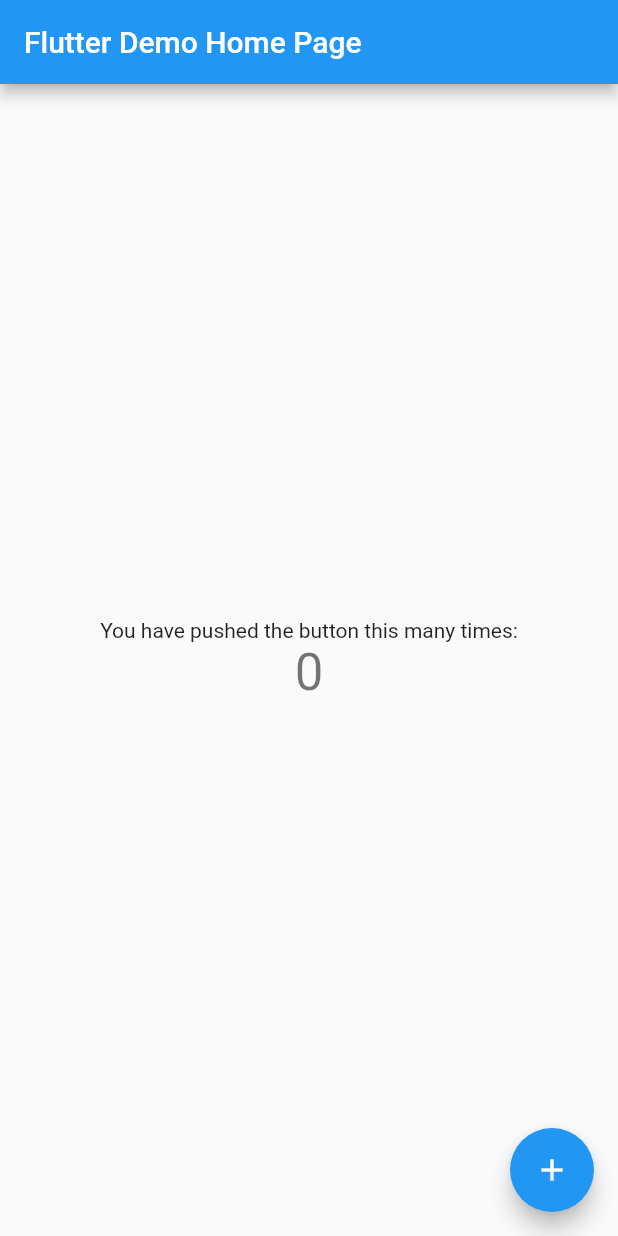
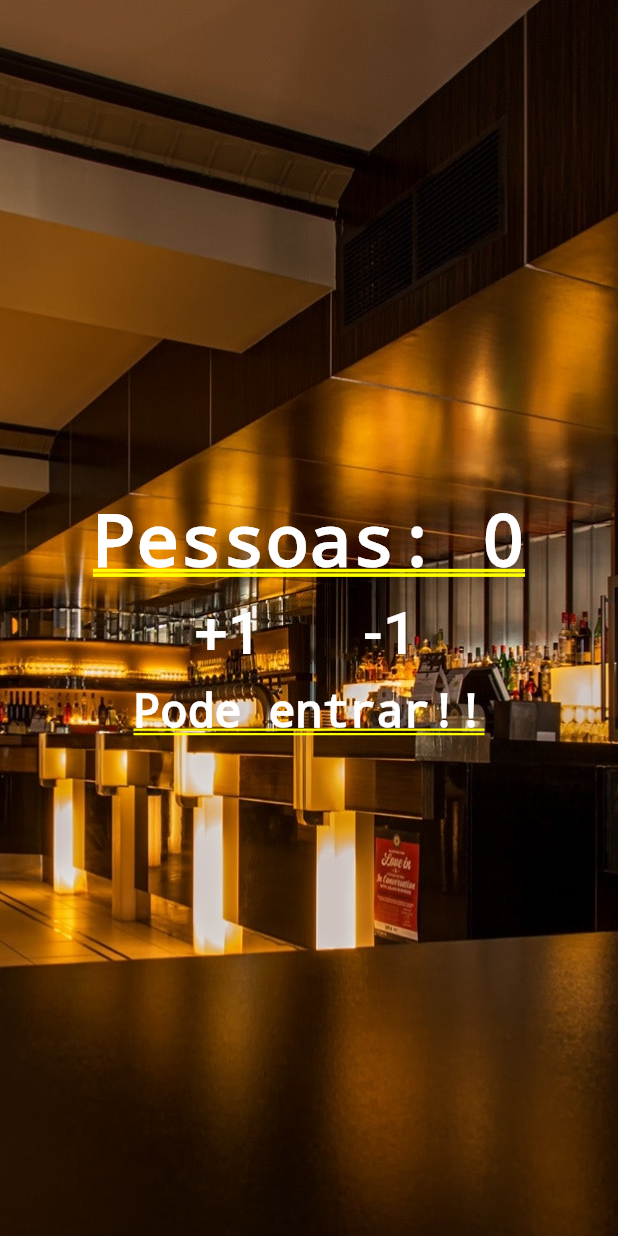
Before and after one commit to giiomontanari/contador_pessoas, a Flutter app: the screen it shows after launch, on a phone screen of 412 x 824 dp. Run offline on Flutter 3.47's test engine with Material 2 defaults, Android fonts, the phone set to English and light mode, and no system bars.

Commit message:
adicionando itens novos e comecando a modificar o app

```diff
--- a/lib/main.dart
+++ b/lib/main.dart
@@ -1,111 +1,51 @@
 import 'package:flutter/material.dart';
 
-void main() => runApp(MyApp());
-
-class MyApp extends StatelessWidget {
-  // This widget is the root of your application.
-  @override
-  Widget build(BuildContext context) {
-    return MaterialApp(
-      title: 'Flutter Demo',
-      theme: ThemeData(
-        // This is the theme of your application.
-        //
-        // Try running your application with "flutter run". You'll see the
-        // application has a blue toolbar. Then, without quitting the app, try
-        // changing the primarySwatch below to Colors.green and then invoke
-        // "hot reload" (press "r" in the console where you ran "flutter run",
-        // or simply save your changes to "hot reload" in a Flutter IDE).
-        // Notice that the counter didn't reset back to zero; the application
-        // is not restarted.
-        primarySwatch: Colors.blue,
-      ),
-      home: MyHomePage(title: 'Flutter Demo Home Page'),
-    );
-  }
-}
-
-class MyHomePage extends StatefulWidget {
-  MyHomePage({Key key, this.title}) : super(key: key);
-
-  // This widget is the home page of your application. It is stateful, meaning
-  // that it has a State object (defined below) that contains fields that affect
-  // how it looks.
-
-  // This class is the configuration for the state. It holds the values (in this
-  // case the title) provided by the parent (in this case the App widget) and
-  // used by the build method of the State. Fields in a Widget subclass are
-  // always marked "final".
-
-  final String title;
-
-  @override
-  _MyHomePageState createState() => _MyHomePageState();
-}
-
-class _MyHomePageState extends State<MyHomePage> {
-  int _counter = 0;
-
-  void _incrementCounter() {
-    setState(() {
-      // This call to setState tells the Flutter framework that something has
-      // changed in this State, which causes it to rerun the build method below
-      // so that the display can reflect the updated values. If we changed
-      // _counter without calling setState(), then the build method would not be
-      // called again, and so nothing would appear to happen.
-      _counter++;
-    });
-  }
-
-  @override
-  Widget build(BuildContext context) {
-    // This method is rerun every time setState is called, for instance as done
-    // by the _incrementCounter method above.
-    //
-    // The Flutter framework has been optimized to make rerunning build methods
-    // fast, so that you can just rebuild anything that needs updating rather
-    // than having to individually change instances of widgets.
-    return Scaffold(
-      appBar: AppBar(
-        // Here we take the value from the MyHomePage object that was created by
-        // the App.build method, and use it to set our appbar title.
-        title: Text(widget.title),
-      ),
-      body: Center(
-        // Center is a layout widget. It takes a single child and positions it
-        // in the middle of the parent.
-        child: Column(
-          // Column is also layout widget. It takes a list of children and
-          // arranges them vertically. By default, it sizes itself to fit its
-          // children horizontally, and tries to be as tall as its parent.
-          //
-          // Invoke "debug painting" (press "p" in the console, choose the
-          // "Toggle Debug Paint" action from the Flutter Inspector in Android
-          // Studio, or the "Toggle Debug Paint" command in Visual Studio Code)
-          // to see the wireframe for each widget.
-          //
-          // Column has various properties to control how it sizes itself and
-          // how it positions its children. Here we use mainAxisAlignment to
-          // center the children vertically; the main axis here is the vertical
-          // axis because Columns are vertical (the cross axis would be
-          // horizontal).
+void main() {
+  runApp(MaterialApp(
+    title: "Contador de pessoas",
+    home: Stack(
+      children: < Widget > [
+        Image.asset(
+          "images/restaurant.jpg",
+          fit: BoxFit.cover,
+          height: 1000,
+        ),
+        Column(
           mainAxisAlignment: MainAxisAlignment.center,
-          children: <Widget>[
-            Text(
-              'You have pushed the button this many times:',
+          children: < Widget > [
+            Text("Pessoas: 0",
+              style: TextStyle(color: Colors.white, fontWeight: FontWeight.bold)
             ),
-            Text(
-              '$_counter',
-              style: Theme.of(context).textTheme.display1,
+            Row(
+              mainAxisAlignment: MainAxisAlignment.center,
+              children: < Widget > [
+                Padding(
+                  padding: EdgeInsets.all(10),
+                  child: FlatButton(
+                    child: Text("+1",
+                      style: TextStyle(fontSize: 40, color: Colors.white),
+                    ),
+                    onPressed: () {},
+                  ),
+                ),
+                Padding(
+                  padding: EdgeInsets.all(10),
+                  child: FlatButton(
+                    child: Text("-1",
+                      style: TextStyle(fontSize: 40, color: Colors.white),
+                    ),
+                    onPressed: () {},
+                  ),
+                ),
+              ],
+            ),
+            Text("Pode entrar!!",
+              style: TextStyle(color: Colors.white, fontWeight: FontWeight.bold,
+                fontSize: 30.0)
             ),
           ],
-        ),
-      ),
-      floatingActionButton: FloatingActionButton(
-        onPressed: _incrementCounter,
-        tooltip: 'Increment',
-        child: Icon(Icons.add),
-      ), // This trailing comma makes auto-formatting nicer for build methods.
-    );
-  }
+        )
+      ],
+    )
+  ));
 }
--- a/pubspec.yaml
+++ b/pubspec.yaml
@@ -45,6 +45,9 @@ flutter:
   #  - images/a_dot_burr.jpeg
   #  - images/a_dot_ham.jpeg
 
+  assets:
+    - images/restaurant.jpg
+
   # An image asset can refer to one or more resolution-specific "variants", see
   # https://flutter.dev/assets-and-images/#resolution-aware.
 
```
Also changed, not shown: images/restaurant.jpg (added), 1 other file.
